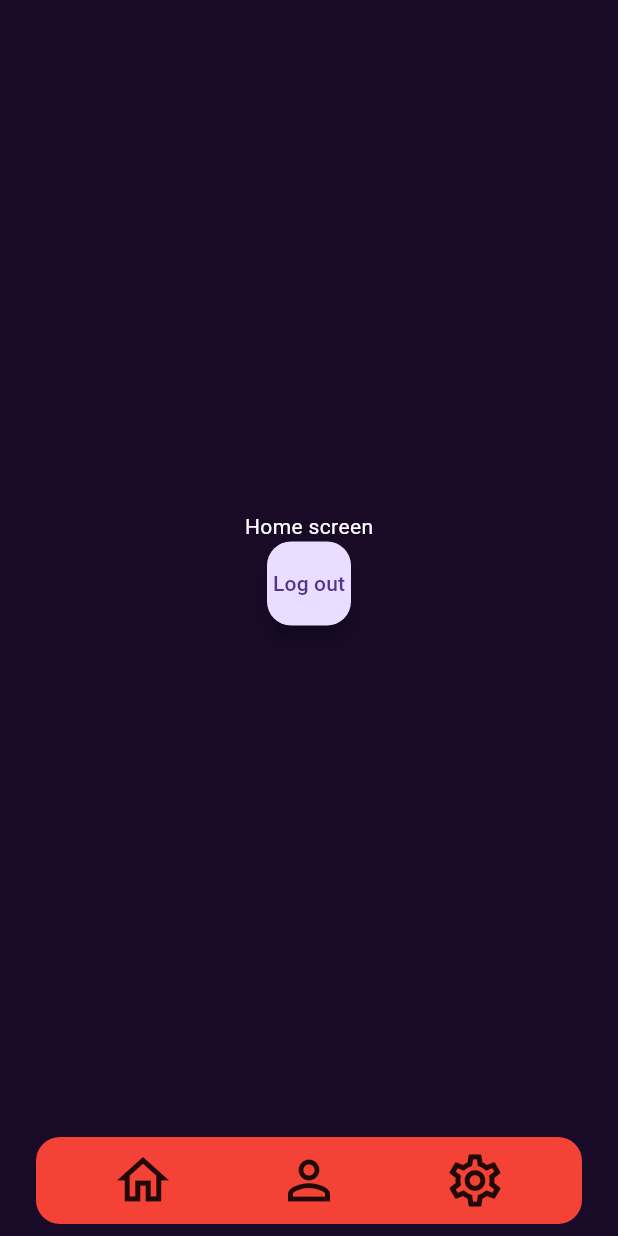
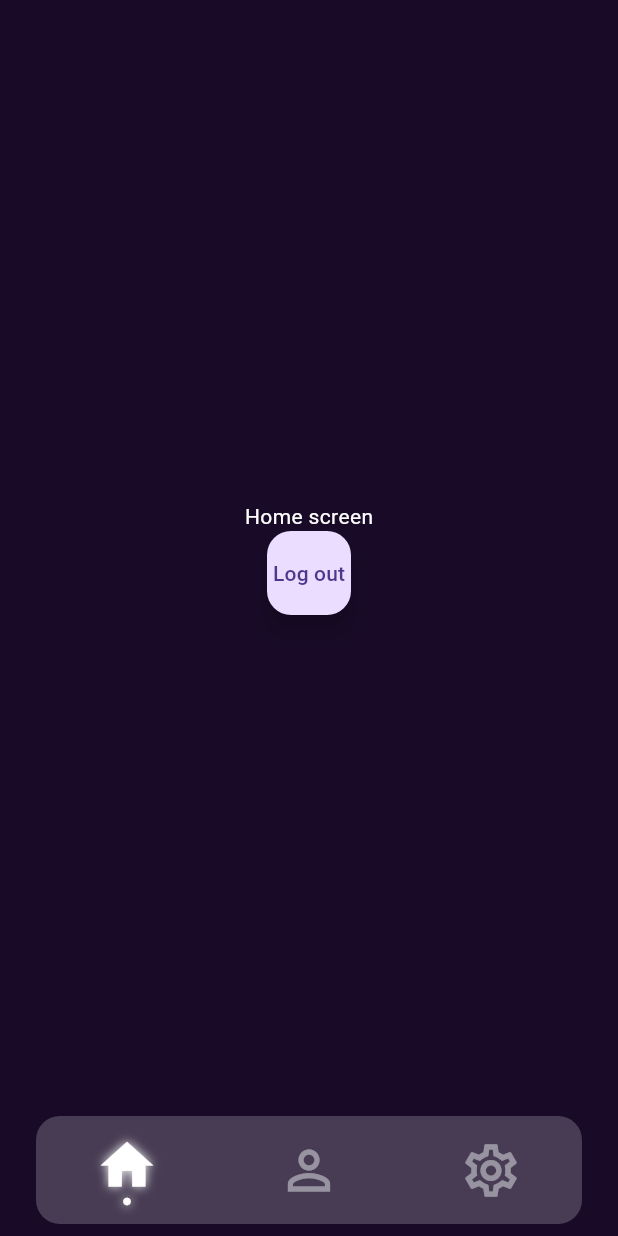
Before and after one commit to rob3rtu/JustTrivia, a Flutter app: the screen it shows once a user with an empty profile is signed in, on a phone screen of 412 x 824 dp. Run offline on Flutter 3.47's test engine with Material 3 defaults, Android fonts, the phone set to English and light mode, and no system bars; our stand-ins replace firebase_auth, firebase_core, flutter_dotenv, flutter_svg, go_router, google_sign_in and 1 more; accounts and stored records are empty.

Commit message:
bottom nav bar finish

```diff
--- a/mobile/lib/navigation/bottom_nav_bar.dart
+++ b/mobile/lib/navigation/bottom_nav_bar.dart
@@ -12,19 +12,10 @@ class CustomBottomNavBar extends StatefulWidget {
 class _CustomBottomNavBarState extends State<CustomBottomNavBar> {
   int currentIndex = 0;
 
-  List<Widget> icons = [
-    const Icon(
-      Icons.home_outlined,
-      size: 42,
-    ),
-    const Icon(
-      Icons.person_outline,
-      size: 42,
-    ),
-    const Icon(
-      Icons.settings_outlined,
-      size: 42,
-    )
+  List<IconData> icons = [
+    Icons.home,
+    Icons.person_outline,
+    Icons.settings_outlined,
   ];
 
   @override
@@ -58,16 +49,49 @@ class _CustomBottomNavBarState extends State<CustomBottomNavBar> {
           child: Container(
             decoration: BoxDecoration(
               borderRadius: BorderRadius.circular(16),
-              color: Colors.red,
+              color: const Color.fromRGBO(255, 255, 255, 0.2),
             ),
             child: Padding(
-              padding:
-                  const EdgeInsets.symmetric(vertical: 8.0, horizontal: 16),
+              padding: const EdgeInsets.symmetric(vertical: 12.0),
               child: Row(
                 children: List.generate(icons.length, (index) {
                   return Expanded(
                     child: GestureDetector(
-                      child: icons[index],
+                      onTap: () {
+                        changeTab(index);
+                      },
+                      child: Column(
+                        mainAxisSize: MainAxisSize.min,
+                        children: [
+                          Icon(
+                            icons[index],
+                            size: 42,
+                            color: index == currentIndex
+                                ? Colors.white
+                                : const Color.fromRGBO(232, 234, 237, 0.5),
+                            shadows: index == currentIndex
+                                ? [
+                                    const Shadow(
+                                        color: Colors.white,
+                                        blurRadius: 8.8,
+                                        offset: Offset(0, 0))
+                                  ]
+                                : [],
+                          ),
+                          if (index == currentIndex)
+                            const Icon(
+                              Icons.circle,
+                              size: 6,
+                              color: Colors.white,
+                              shadows: [
+                                Shadow(
+                                    color: Colors.white,
+                                    blurRadius: 8.8,
+                                    offset: Offset(0, 0))
+                              ],
+                            )
+                        ],
+                      ),
                     ),
                   );
                 }),
```
Also changed, not shown: mobile/lib/navigation/scaffold_with_nav.dart (+1 -36 lines).
